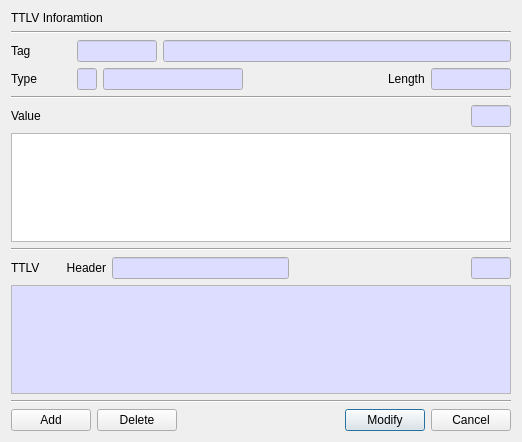
Qt form BerEditor/edit_ttlv_dlg.ui (jykim74/BerEditor) before a commit.
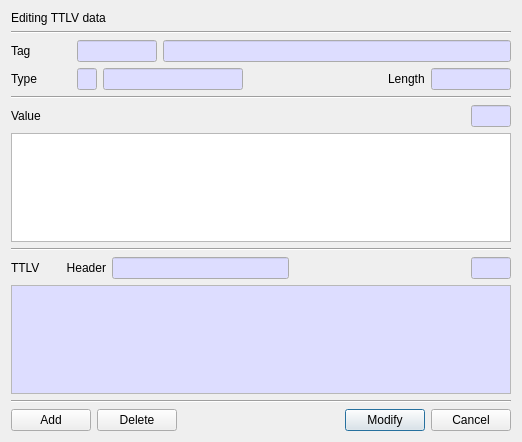
The same form after that commit.

```diff
--- a/BerEditor/edit_ttlv_dlg.ui
+++ b/BerEditor/edit_ttlv_dlg.ui
@@ -17,7 +17,7 @@
    <item>
     <widget class="QLabel" name="label">
      <property name="text">
-      <string>TTLV Inforamtion</string>
+      <string>Editing TTLV data</string>
      </property>
     </widget>
    </item>
```
